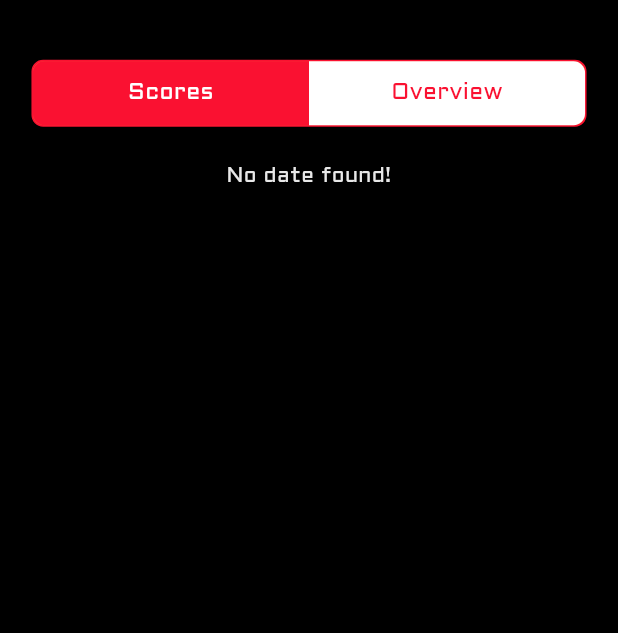
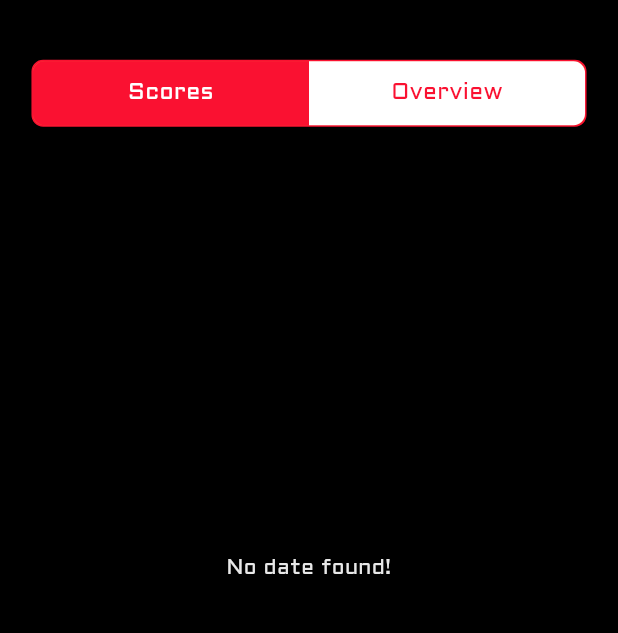
Before and after one commit to bdCalling-Sdt-hub/Shooter_App, a Flutter app: the MyScoresScreen screen opened by its route, on a phone screen of 412 x 824 dp, the part 59-692 px from its top. Run offline on Flutter 3.47's test engine with Material 3 defaults, Android fonts, the phone set to English and light mode, and no system bars; our stand-ins replace cached_network_image, connectivity_plus, device_preview, firebase_auth, firebase_core, flutter_html and 14 more; missing offline and left inert: fl_downloader, flutter_downloader, flutter_facebook_auth, mime_type; accounts and stored records are empty; network calls fail.

Commit message:
all issue are done

```diff
--- a/lib/views/screens/scoresScreen/myScores/my_scores_screen.dart
+++ b/lib/views/screens/scoresScreen/myScores/my_scores_screen.dart
@@ -158,11 +158,14 @@ class _MyScoresScreenState extends State<MyScoresScreen> {
   _TableSection() {
     return Obx(
       () => _scoresController.myScroesList.value.isEmpty
-          ? const Center(
-              child: CustomText(
-                text: "No date found!",
+          ? Container(
+          height: 560.h,
+            child: const Center(
+                child: CustomText(
+                  text: "No date found!",
+                ),
               ),
-            )
+          )
           : Column(
               children: [
                 Container(
```
